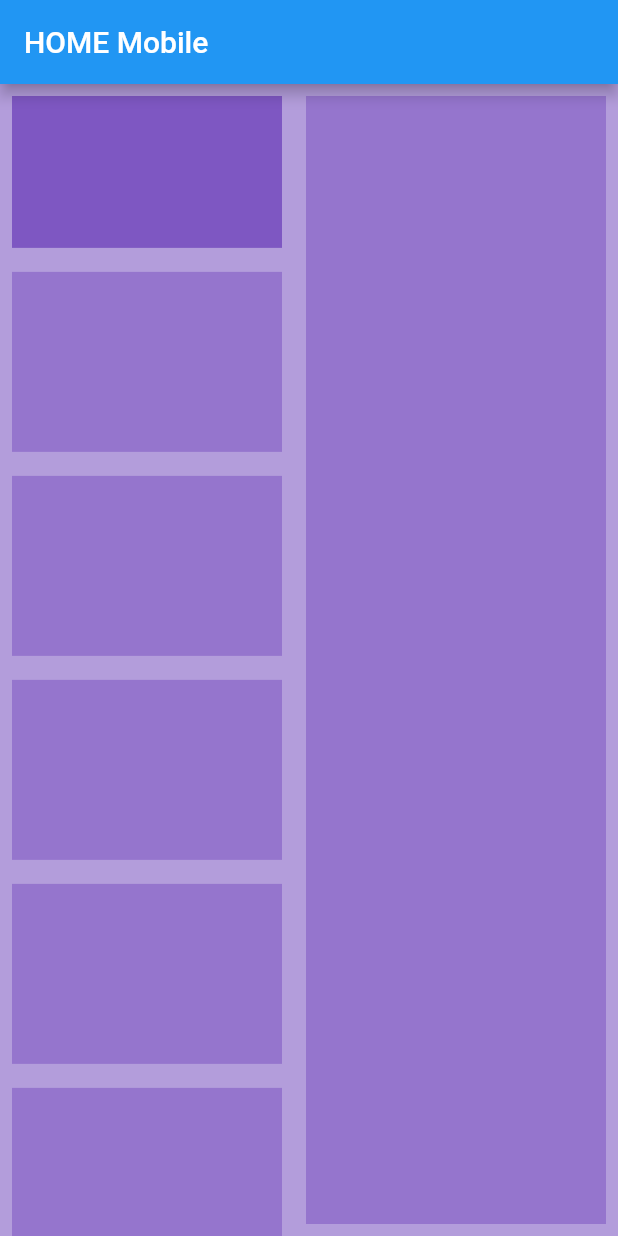
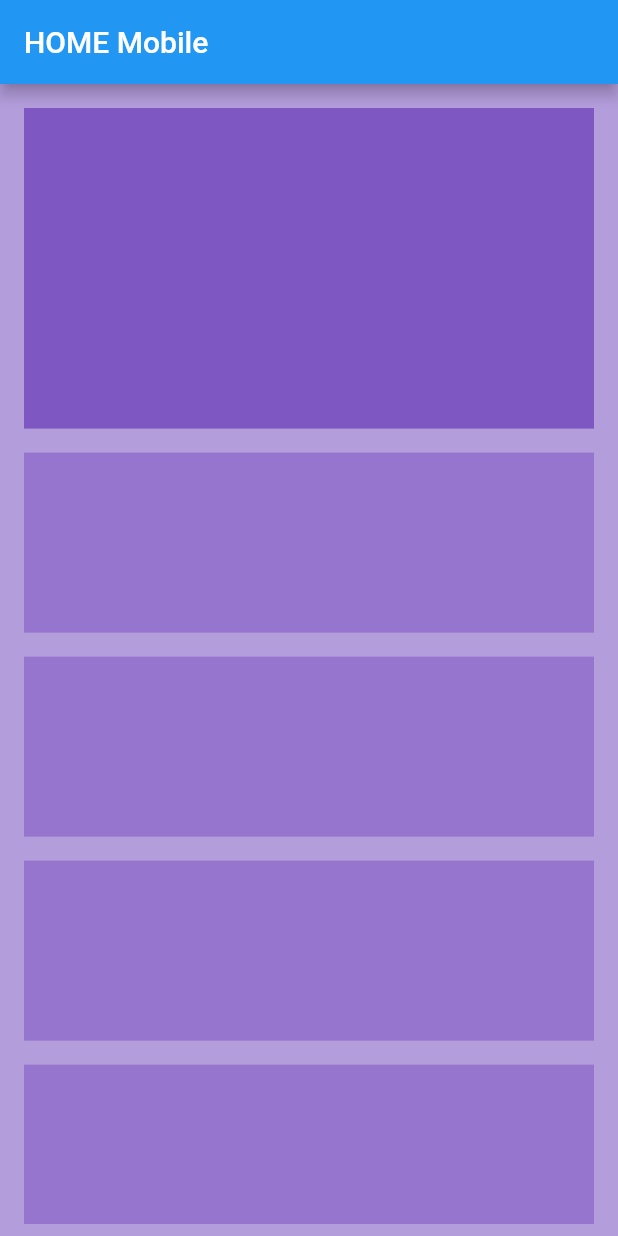
Before and after one commit to Uyeye03/Virtual_Tour_Museum, a Flutter app: the screen it shows after launch, on a phone screen of 412 x 824 dp. Run offline on Flutter 3.47's test engine with Material 2 defaults, Android fonts, the phone set to English and light mode, and no system bars.

Commit message:
Edit responsive layout

```diff
--- a/lib/ui/responsive/desktop_body.dart
+++ b/lib/ui/responsive/desktop_body.dart
@@ -8,9 +8,11 @@ class HomeDesktopBody extends StatelessWidget {
     return Scaffold(
       backgroundColor: Colors.deepPurple[200],
       appBar: AppBar(
-        title: Text('HOME Mobile'),
+        title: Text('HOME Desktop'),
       ),
-      body: Row(
+      body: Padding(
+        padding: const EdgeInsets.all(8.0),
+        child: Row(
           children: [
             Expanded(
               child: Column(
@@ -51,6 +53,7 @@ class HomeDesktopBody extends StatelessWidget {
             )
           ],
         ),
+      ),
     );
   }
 }
--- a/lib/ui/responsive/mobile_body.dart
+++ b/lib/ui/responsive/mobile_body.dart
@@ -10,7 +10,9 @@ class HomeMobileBody extends StatelessWidget {
       appBar: AppBar(
         title: Text('HOME Mobile'),
       ),
-      body: Column(
+      body: Padding(
+        padding: const EdgeInsets.all(8.0),
+        child: Column(
           children: [
             Padding(
               padding: const EdgeInsets.all(8.0),
@@ -38,6 +40,7 @@ class HomeMobileBody extends StatelessWidget {
             ),
           ],
         ),
+      ),
     );
   }
 }
--- a/lib/ui/responsive/responsive_layout.dart
+++ b/lib/ui/responsive/responsive_layout.dart
@@ -11,7 +11,7 @@ class ResponsiveLayout extends StatelessWidget {
   Widget build(BuildContext context) {
     return LayoutBuilder(
       builder: (context, constraints) {
-        if (constraints.maxHeight < mobileWidth) {
+        if (constraints.maxWidth < mobileWidth) {
           return mobileLayout;
         } else {
           return desktopLayout;
```
Lines whose indentation alone changed are shown as unchanged.
